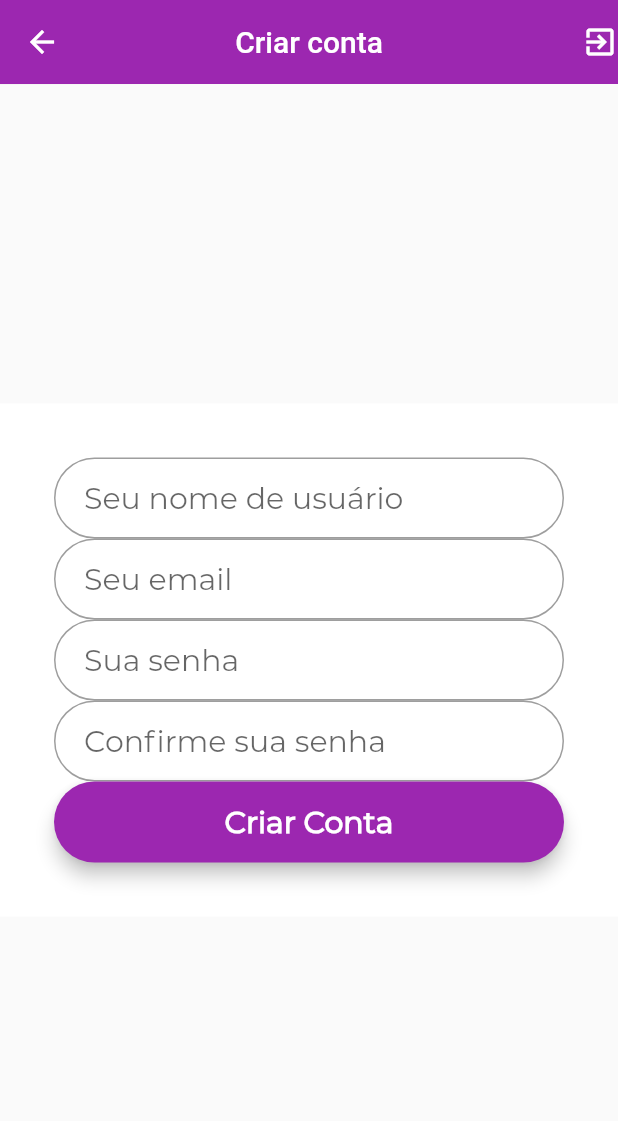
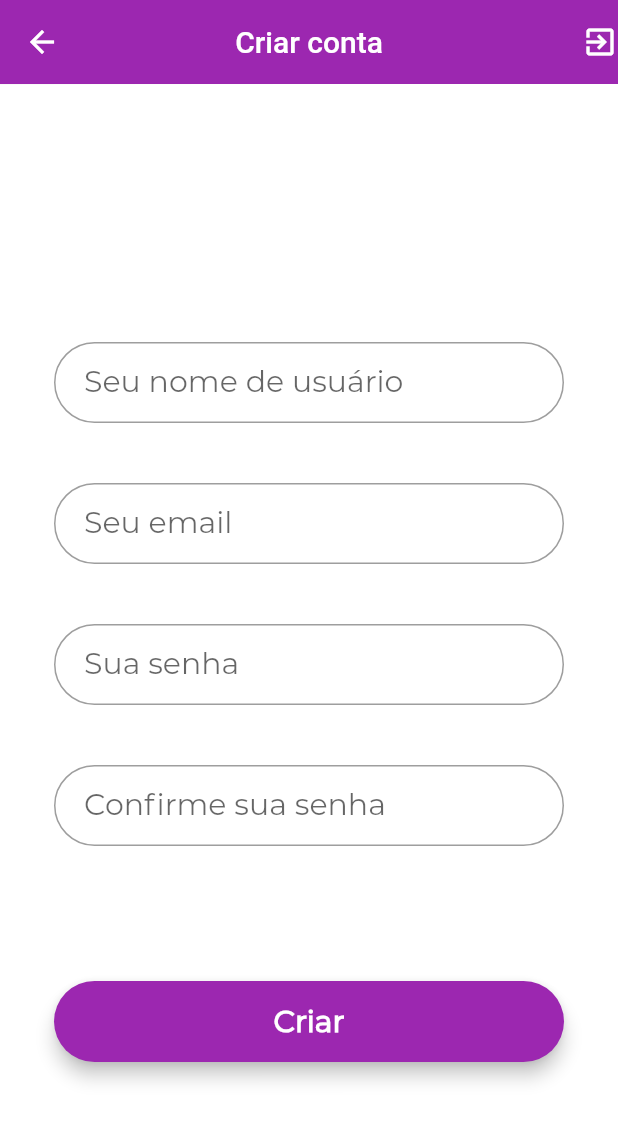
Before and after one commit to ajsaraujo/milky-front, a Flutter app: the SignUpScreen screen opened by its route, on a phone screen of 412 x 824 dp. Shown: the top 1121 px of the screen. Run offline on Flutter 3.47's test engine with Material 2 defaults, Android fonts, the phone set to English and light mode, and no system bars.

Commit message:
Ajustar tela de SignUp
Apertando os parafusos: foram ajeitados os espaçamentos e margens para
que ficássemos com uma tela minimamente bonita.

```diff
--- a/flutter_app/lib/screens/login.dart
+++ b/flutter_app/lib/screens/login.dart
@@ -88,7 +88,7 @@ class _LoginScreenState extends State<LoginScreen> {
     final signUpRichText = RichText(
       text: TextSpan(
         text: 'Não tenho uma conta',
-        style: TextStyle(fontFamily: 'Montserrat', color: Colors.purple),
+        style: TextStyle(fontFamily: 'Montserrat', color: Colors.purple, fontSize: 20.0),
         recognizer: TapGestureRecognizer()
           ..onTap = () {
             print('Gesto reconhecido, vamos lá!');
@@ -121,7 +121,7 @@ class _LoginScreenState extends State<LoginScreen> {
                               passwordField,
                               SizedBox(height: 35.0),
                               loginButton,
-                              SizedBox(height: 15.0),
+                              SizedBox(height: 25.0),
                               signUpRichText
                             ],
                           ),
--- a/flutter_app/lib/screens/sign_up.dart
+++ b/flutter_app/lib/screens/sign_up.dart
@@ -15,36 +15,41 @@ class _SignUpScreenState extends State<SignUpScreen> {
   String _password;
 
   final GlobalKey<FormState> _formKey = new GlobalKey<FormState>();
+
   final nicknameField = CustomFormField(
     obscureText: false,
-    hintText: 'Seu nome de usuário',
+    labelText: 'Seu nome de usuário',
+    hintText: 'Ex: cj_og97',
+    hintStyle: TextStyle(fontFamily: 'Montserrat', fontSize: 16.0),
     onSaved: (String value) {},
     validator: (String value) { return null; },
   );
 
   final emailField = CustomFormField(
     obscureText: false,
-    hintText: 'Seu email',
+    labelText: 'Seu email',
+    hintText: 'carljohnson@lsmail.com',
+    hintStyle: TextStyle(fontFamily: 'Montserrat', fontSize: 16.0),
     onSaved: (String value) {},
     validator: (String value) { return null; },
   );
 
   final passwordField = CustomFormField(
     obscureText: true,
-    hintText: 'Sua senha',
+    labelText: 'Sua senha',
     onSaved: (String value) {},
     validator: (String value) { return null; },
   );
 
   final confirmPasswordField = CustomFormField(
     obscureText: true,
-    hintText: 'Confirme sua senha',
+    labelText: 'Confirme sua senha',
     onSaved: (String value) {},
     validator: (String value) { return null; },
   );
 
   final submitButton = CustomButton(
-    text: 'Criar Conta',
+    text: 'Criar',
     onPressed: () {},
   );
 
@@ -56,6 +61,7 @@ class _SignUpScreenState extends State<SignUpScreen> {
       body: Center(
         child: SingleChildScrollView(
           child: Container(
+            height: MediaQuery.of(context).size.height,
             color: Colors.white,
             child: Padding(
               padding: const EdgeInsets.all(36.0),
@@ -65,10 +71,15 @@ class _SignUpScreenState extends State<SignUpScreen> {
                   crossAxisAlignment: CrossAxisAlignment.center,
                   mainAxisAlignment: MainAxisAlignment.center,
                   children: <Widget>[
+                    //SizedBox(height: 45.0),
                     nicknameField,
+                    SizedBox(height: 40.0),
                     emailField,
+                    SizedBox(height: 40.0),
                     passwordField,
+                    SizedBox(height: 40.0),
                     confirmPasswordField,
+                    SizedBox(height: 90.0),
                     submitButton
                   ]
                 )
--- a/flutter_app/lib/widgets/custom_form_field.dart
+++ b/flutter_app/lib/widgets/custom_form_field.dart
@@ -1,9 +1,11 @@
 import 'package:flutter/material.dart';
 
 class CustomFormField extends StatelessWidget {
-  CustomFormField({this.hintText, this.obscureText, this.validator, this.onSaved});
+  CustomFormField({this.hintText, this.hintStyle, this.obscureText, this.validator, this.onSaved, this.labelText});
 
   final String hintText;
+  final String labelText;
+  final TextStyle hintStyle;
   final bool obscureText;
   final Function validator;
   final Function onSaved;
@@ -15,7 +17,9 @@ class CustomFormField extends StatelessWidget {
       style: TextStyle(fontFamily: 'Montserrat', fontSize: 20.0),
       decoration: InputDecoration(
         contentPadding: EdgeInsets.fromLTRB(20.0, 15.0, 20.0, 15.0),
+        labelText: this.labelText,
         hintText: this.hintText,
+        hintStyle: this.hintStyle,
         border: OutlineInputBorder(borderRadius: BorderRadius.circular(32.0)),
       ),
       onSaved: this.validator,
```
